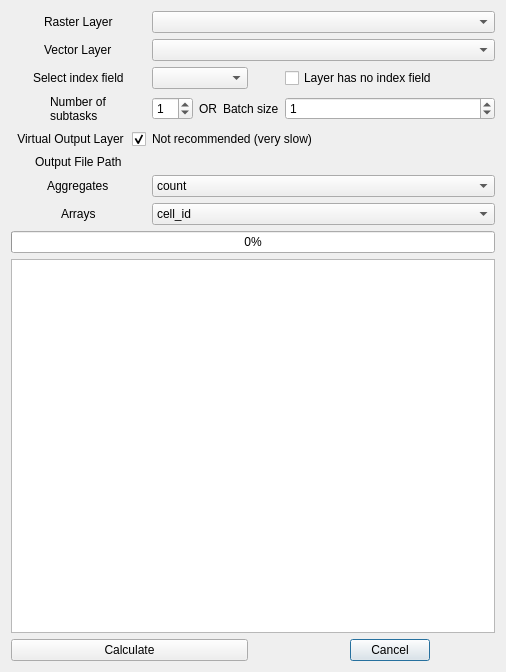
Old version of the form zonal_exact_dialog_base.ui in the repository JakubCha/exactextract_qgis.
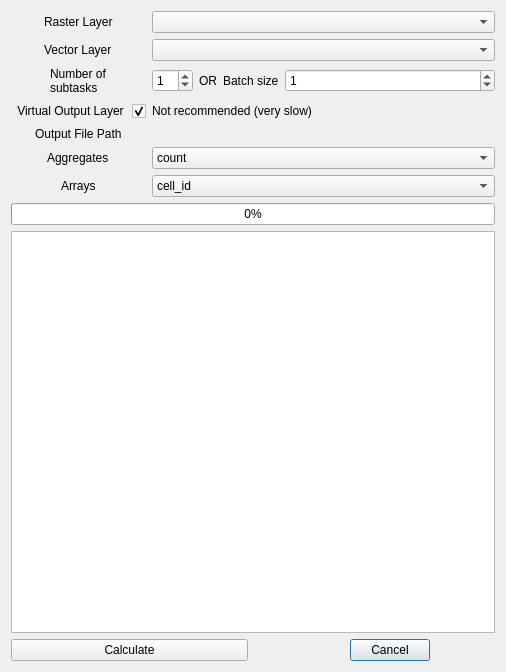
New version of the form. Custom widgets are drawn as their Qt base class.

Commit message: removed necessity to choose index field

```diff
--- a/zonal_exact_dialog_base.ui
+++ b/zonal_exact_dialog_base.ui
@@ -19,7 +19,22 @@
      <property name="sizeConstraint">
       <enum>QLayout::SetMaximumSize</enum>
      </property>
-     <item row="6" column="1" colspan="6">
+     <item row="2" column="4" colspan="2" alignment="Qt::AlignHCenter">
+      <widget class="QLabel" name="label_8">
+       <property name="text">
+        <string>Batch size</string>
+       </property>
+      </widget>
+     </item>
+     <item row="2" column="0" alignment="Qt::AlignHCenter">
+      <widget class="QLabel" name="label_3">
+       <property name="text">
+        <string>Number of 
+subtasks</string>
+       </property>
+      </widget>
+     </item>
+     <item row="5" column="1" colspan="6">
       <widget class="QgsCheckableComboBox" name="mAggregatesComboBox">
        <property name="acceptDrops">
         <bool>false</bool>
@@ -140,17 +155,65 @@
        </item>
       </widget>
      </item>
-     <item row="10" column="0" colspan="7">
-      <widget class="QPlainTextEdit" name="mPlainText">
-       <property name="readOnly">
-        <bool>true</bool>
+     <item row="2" column="6">
+      <widget class="QSpinBox" name="mSpinBox_2">
+       <property name="value">
+        <number>1</number>
        </property>
-       <property name="plainText">
-        <string/>
+      </widget>
+     </item>
+     <item row="2" column="1" colspan="2">
+      <widget class="QSpinBox" name="mSpinBox">
+       <property name="value">
+        <number>1</number>
        </property>
       </widget>
      </item>
-     <item row="12" column="6">
+     <item row="6" column="1" colspan="6">
+      <widget class="QgsCheckableComboBox" name="mArraysComboBox">
+       <property name="toolTip">
+        <string>Select statistics that output multiple values (array)</string>
+       </property>
+       <item>
+        <property name="text">
+         <string>cell_id</string>
+        </property>
+       </item>
+       <item>
+        <property name="text">
+         <string>center_x</string>
+        </property>
+       </item>
+       <item>
+        <property name="text">
+         <string>center_y</string>
+        </property>
+       </item>
+       <item>
+        <property name="text">
+         <string>coverage</string>
+        </property>
+       </item>
+       <item>
+        <property name="text">
+         <string>values</string>
+        </property>
+       </item>
+       <item>
+        <property name="text">
+         <string>weights</string>
+        </property>
+       </item>
+      </widget>
+     </item>
+     <item row="6" column="0" alignment="Qt::AlignHCenter">
+      <widget class="QLabel" name="label_6">
+       <property name="text">
+        <string>Arrays</string>
+       </property>
+      </widget>
+     </item>
+     <item row="11" column="6">
       <widget class="QDialogButtonBox" name="mButtonBox">
        <property name="orientation">
         <enum>Qt::Horizontal</enum>
@@ -163,23 +226,10 @@
        </property>
       </widget>
      </item>
-     <item row="12" column="0" colspan="5">
-      <widget class="QPushButton" name="mCalculateButton">
-       <property name="text">
-        <string>Calculate</string>
-       </property>
-       <property name="checkable">
-        <bool>false</bool>
-       </property>
-       <property name="checked">
-        <bool>false</bool>
-       </property>
-       <property name="autoDefault">
-        <bool>false</bool>
-       </property>
-      </widget>
+     <item row="1" column="1" colspan="6">
+      <widget class="QgsMapLayerComboBox" name="mVectorLayerComboBox"/>
      </item>
-     <item row="4" column="1" colspan="6">
+     <item row="3" column="1" colspan="6">
       <widget class="QLabel" name="label_7">
        <property name="text">
         <string>Not recommended (very slow)</string>
@@ -193,13 +243,30 @@
        </property>
       </widget>
      </item>
-     <item row="2" column="1" colspan="4">
-      <widget class="QgsFieldComboBox" name="mFieldComboBox"/>
+     <item row="3" column="0">
+      <widget class="QCheckBox" name="mVirtualCheckBox">
+       <property name="layoutDirection">
+        <enum>Qt::RightToLeft</enum>
+       </property>
+       <property name="text">
+        <string>Virtual Output Layer </string>
+       </property>
+       <property name="checked">
+        <bool>true</bool>
+       </property>
+       <property name="tristate">
+        <bool>false</bool>
+       </property>
+      </widget>
      </item>
-     <item row="0" column="1" colspan="6">
-      <widget class="QgsMapLayerComboBox" name="mRasterLayerComboBox"/>
+     <item row="4" column="0" alignment="Qt::AlignHCenter">
+      <widget class="QLabel" name="label_4">
+       <property name="text">
+        <string>Output File Path</string>
+       </property>
+      </widget>
      </item>
-     <item row="5" column="1" colspan="6">
+     <item row="4" column="1" colspan="6">
       <widget class="QgsFileWidget" name="mQgsOutputFileWidget">
        <property name="fileWidgetButtonVisible">
         <bool>true</bool>
@@ -218,84 +285,6 @@
        </property>
       </widget>
      </item>
-     <item row="7" column="0" alignment="Qt::AlignHCenter">
-      <widget class="QLabel" name="label_6">
-       <property name="text">
-        <string>Arrays</string>
-       </property>
-      </widget>
-     </item>
-     <item row="7" column="1" colspan="6">
-      <widget class="QgsCheckableComboBox" name="mArraysComboBox">
-       <property name="toolTip">
-        <string>Select statistics that output multiple values (array)</string>
-       </property>
-       <item>
-        <property name="text">
-         <string>cell_id</string>
-        </property>
-       </item>
-       <item>
-        <property name="text">
-         <string>center_x</string>
-        </property>
-       </item>
-       <item>
-        <property name="text">
-         <string>center_y</string>
-        </property>
-       </item>
-       <item>
-        <property name="text">
-         <string>coverage</string>
-        </property>
-       </item>
-       <item>
-        <property name="text">
-         <string>values</string>
-        </property>
-       </item>
-       <item>
-        <property name="text">
-         <string>weights</string>
-        </property>
-       </item>
-      </widget>
-     </item>
-     <item row="1" column="1" colspan="6">
-      <widget class="QgsMapLayerComboBox" name="mVectorLayerComboBox"/>
-     </item>
-     <item row="6" column="0" alignment="Qt::AlignHCenter">
-      <widget class="QLabel" name="label_5">
-       <property name="text">
-        <string>Aggregates</string>
-       </property>
-      </widget>
-     </item>
-     <item row="4" column="0">
-      <widget class="QCheckBox" name="mVirtualCheckBox">
-       <property name="layoutDirection">
-        <enum>Qt::RightToLeft</enum>
-       </property>
-       <property name="text">
-        <string>Virtual Output Layer </string>
-       </property>
-       <property name="checked">
-        <bool>true</bool>
-       </property>
-       <property name="tristate">
-        <bool>false</bool>
-       </property>
-      </widget>
-     </item>
-     <item row="3" column="0" alignment="Qt::AlignHCenter">
-      <widget class="QLabel" name="label_3">
-       <property name="text">
-        <string>Number of 
-subtasks</string>
-       </property>
-      </widget>
-     </item>
      <item row="1" column="0" alignment="Qt::AlignHCenter">
       <widget class="QLabel" name="label_2">
        <property name="text">
@@ -303,28 +292,17 @@
        </property>
       </widget>
      </item>
-     <item row="3" column="6">
-      <widget class="QSpinBox" name="mSpinBox_2">
-       <property name="value">
-        <number>1</number>
-       </property>
-      </widget>
+     <item row="0" column="1" colspan="6">
+      <widget class="QgsMapLayerComboBox" name="mRasterLayerComboBox"/>
      </item>
-     <item row="3" column="3">
+     <item row="2" column="3">
       <widget class="QLabel" name="label_9">
        <property name="text">
         <string>OR</string>
        </property>
       </widget>
      </item>
-     <item row="3" column="1" colspan="2">
-      <widget class="QSpinBox" name="mSpinBox">
-       <property name="value">
-        <number>1</number>
-       </property>
-      </widget>
-     </item>
-     <item row="8" column="0" colspan="7" alignment="Qt::AlignVCenter">
+     <item row="7" column="0" colspan="7" alignment="Qt::AlignVCenter">
       <widget class="QProgressBar" name="mProgressBar">
        <property name="value">
         <number>0</number>
@@ -334,31 +312,36 @@
        </property>
       </widget>
      </item>
+     <item row="11" column="0" colspan="5">
+      <widget class="QPushButton" name="mCalculateButton">
+       <property name="text">
+        <string>Calculate</string>
+       </property>
+       <property name="checkable">
+        <bool>false</bool>
+       </property>
+       <property name="checked">
+        <bool>false</bool>
+       </property>
+       <property name="autoDefault">
+        <bool>false</bool>
+       </property>
+      </widget>
+     </item>
+     <item row="9" column="0" colspan="7">
+      <widget class="QPlainTextEdit" name="mPlainText">
+       <property name="readOnly">
+        <bool>true</bool>
+       </property>
+       <property name="plainText">
+        <string/>
+       </property>
+      </widget>
+     </item>
      <item row="5" column="0" alignment="Qt::AlignHCenter">
-      <widget class="QLabel" name="label_4">
+      <widget class="QLabel" name="label_5">
        <property name="text">
-        <string>Output File Path</string>
-       </property>
-      </widget>
-     </item>
-     <item row="2" column="0" alignment="Qt::AlignHCenter">
-      <widget class="QLabel" name="label_10">
-       <property name="text">
-        <string>Select index field</string>
-       </property>
-      </widget>
-     </item>
-     <item row="2" column="6">
-      <widget class="QCheckBox" name="mIndexCheckBox">
-       <property name="text">
-        <string>Layer has no index field</string>
-       </property>
-      </widget>
-     </item>
-     <item row="3" column="4" colspan="2" alignment="Qt::AlignHCenter">
-      <widget class="QLabel" name="label_8">
-       <property name="text">
-        <string>Batch size</string>
+        <string>Aggregates</string>
        </property>
       </widget>
      </item>
@@ -372,11 +355,6 @@
    <extends>QComboBox</extends>
    <header>qgscheckablecombobox.h</header>
   </customwidget>
-  <customwidget>
-   <class>QgsFieldComboBox</class>
-   <extends>QComboBox</extends>
-   <header>qgsfieldcombobox.h</header>
-  </customwidget>
   <customwidget>
    <class>QgsFileWidget</class>
    <extends>QWidget</extends>
```
The commit also changes 3 other files.
